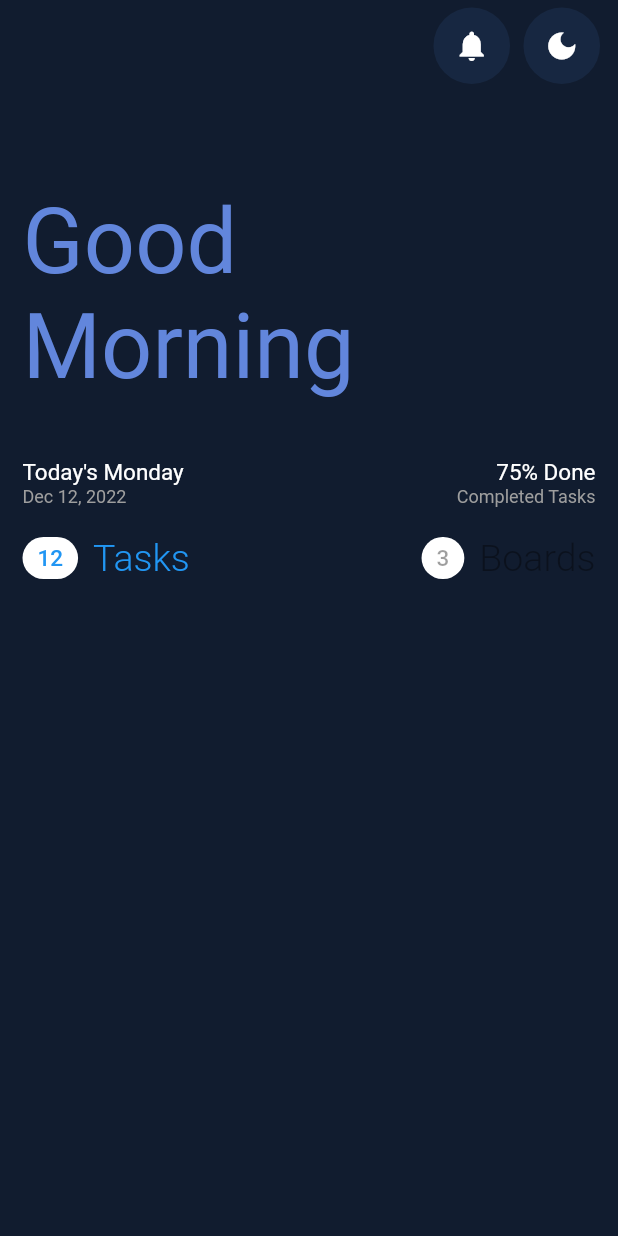
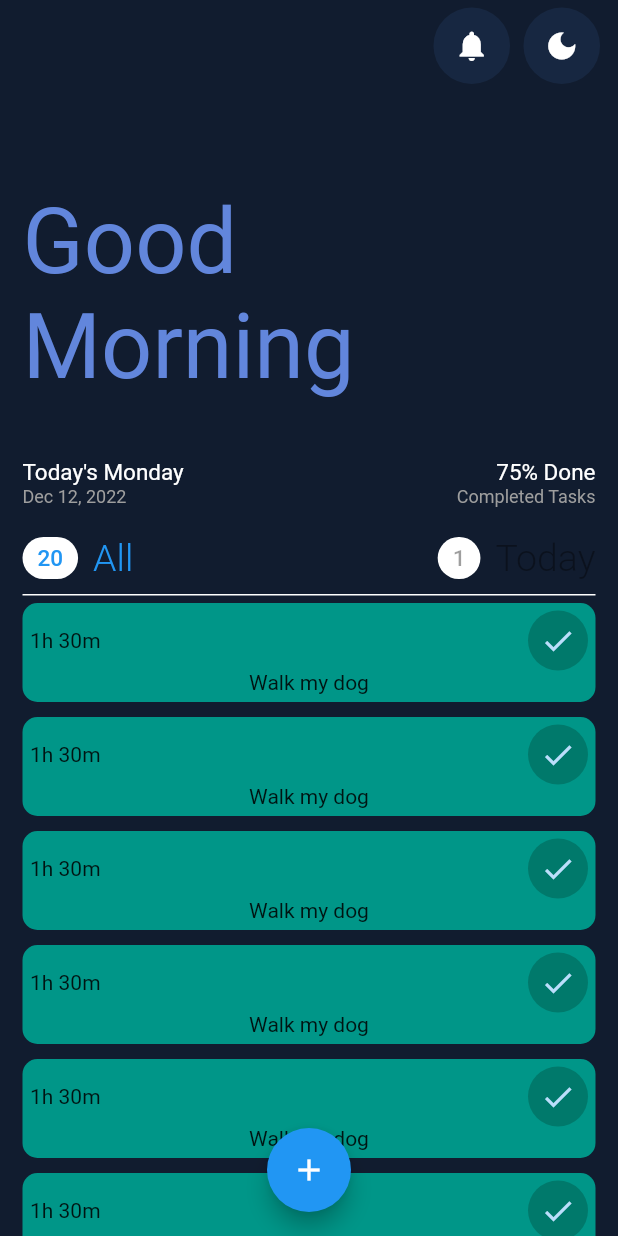
Before and after one commit to SirHurtAlot1/ToDo-mobile-app, a Flutter app: the screen it shows after launch, on a phone screen of 412 x 824 dp. Run offline on Flutter 3.47's test engine with Material 2 defaults, Android fonts, the phone set to English and light mode, and no system bars.

Commit message:
added list of tasks | remade buttons for list | added floating action button

```diff
--- a/lib/main.dart
+++ b/lib/main.dart
@@ -1,22 +1,35 @@
 import 'package:flutter/material.dart';
+import 'package:todo/widgets/button_with_counter.dart';
 import 'package:todo/widgets/cirlce_icon_button.dart';
+import 'package:todo/widgets/task_card.dart';
 import 'assets/app_colors.dart';
-import 'views/button_with_counter.dart';
-import 'views/list_switch_panel.dart';
+
 import 'widgets/greeting_card.dart';
 
 void main() {
   runApp(const ToDo());
 }
 
-class ToDo extends StatelessWidget {
+class ToDo extends StatefulWidget {
   const ToDo({super.key});
 
+  @override
+  State<ToDo> createState() => _ToDoState();
+}
+
+class _ToDoState extends State<ToDo> {
+  bool isAllTasksBtnActive = true;
+  bool isTodayTasksBtnActive = false;
   @override
   Widget build(BuildContext context) {
     return MaterialApp(
       debugShowCheckedModeBanner: false,
       home: Scaffold(
+        floatingActionButton: FloatingActionButton(
+          onPressed: () {},
+          child: Icon(Icons.add),
+        ),
+        floatingActionButtonLocation: FloatingActionButtonLocation.centerFloat,
         backgroundColor: AppColors.scaffold.background,
         extendBodyBehindAppBar: false,
         appBar: AppBar(
@@ -43,16 +56,61 @@ class ToDo extends StatelessWidget {
             )
           ],
         ),
-        body: Container(
+        body: SingleChildScrollView(
+          child: Container(
             padding: const EdgeInsets.symmetric(horizontal: 15),
             child: Column(
               children: [
                 const GreetingsCard(),
                 Padding(
                   padding: const EdgeInsets.only(top: 10),
-                child: ListSwitchPanel(),
+                  child: Container(
+                    decoration: const BoxDecoration(
+                        border:
+                            Border(bottom: BorderSide(color: Colors.white))),
+                    child: Row(
+                      mainAxisAlignment: MainAxisAlignment.spaceBetween,
+                      children: [
+                        ButtonWithCounter(
+                            onPress: isAllTasksBtnActive
+                                ? () {
+                                    setState(() {
+                                      isAllTasksBtnActive = false;
+                                      isTodayTasksBtnActive = true;
+                                    });
+                                  }
+                                : null,
+                            counterData: 20,
+                            buttonText: 'All'),
+                        ButtonWithCounter(
+                            onPress: isTodayTasksBtnActive
+                                ? () {
+                                    setState(() {
+                                      isAllTasksBtnActive = true;
+                                      isTodayTasksBtnActive = false;
+                                    });
+                                  }
+                                : null,
+                            counterData: 1,
+                            buttonText: 'Today')
+                      ],
+                    ),
+                  ),
+                ),
+                ListView.builder(
+                  physics: const NeverScrollableScrollPhysics(),
+                  scrollDirection: Axis.vertical,
+                  shrinkWrap: true,
+                  itemCount: 50,
+                  itemBuilder: (context, index) {
+                    return Padding(
+                      padding: const EdgeInsets.only(top: 5, bottom: 5),
+                      child: TaskCard(),
+                    );
+                  },
                 )
               ],
+            ),
           ),
         ),
       ),
--- a/lib/views/list_switch_panel.dart
+++ /dev/null
@@ -1,102 +0,0 @@
-import 'package:flutter/material.dart';
-
-class ListSwitchPanel extends StatefulWidget {
-  const ListSwitchPanel({
-    Key? key,
-  }) : super(key: key);
-
-  @override
-  State<ListSwitchPanel> createState() => _ListSwitchPanelState();
-}
-
-class _ListSwitchPanelState extends State<ListSwitchPanel> {
-  bool taskBtnEnabled = true;
-  bool boardsBtnEnabled = false;
-  @override
-  Widget build(BuildContext context) {
-    return Row(
-      mainAxisAlignment: MainAxisAlignment.spaceBetween,
-      children: [
-        Column(
-          children: [
-            TextButton(
-              style: TextButton.styleFrom(padding: EdgeInsets.zero),
-              onPressed: taskBtnEnabled
-                  ? (() {
-                      setState(() {
-                        taskBtnEnabled = false;
-                        boardsBtnEnabled = true;
-                      });
-                    })
-                  : null,
-              child: Row(
-                mainAxisAlignment: MainAxisAlignment.spaceBetween,
-                children: [
-                  Container(
-                      decoration: BoxDecoration(
-                          borderRadius: BorderRadius.circular(20),
-                          color: Colors.white),
-                      child: const Padding(
-                        padding:
-                            EdgeInsets.symmetric(horizontal: 10, vertical: 5),
-                        child: Text(
-                          '12',
-                          style: TextStyle(fontSize: 15),
-                        ),
-                      )),
-                  const Padding(
-                    padding: EdgeInsets.only(left: 10),
-                    child: Text(
-                      'Tasks',
-                      style:
-                          TextStyle(fontSize: 25, fontWeight: FontWeight.w300),
-                    ),
-                  ),
-                ],
-              ),
-            ),
-          ],
-        ),
-        Column(
-          children: [
-            TextButton(
-              style: TextButton.styleFrom(padding: EdgeInsets.zero),
-              onPressed: boardsBtnEnabled
-                  ? (() {
-                      setState(() {
-                        taskBtnEnabled = true;
-                        boardsBtnEnabled = false;
-                      });
-                    })
-                  : null,
-              child: Row(
-                children: [
-                  Container(
-                      decoration: const BoxDecoration(
-                          borderRadius: BorderRadius.all(Radius.circular(20)),
-                          color: Colors.white),
-                      child: const Padding(
-                        padding:
-                            EdgeInsets.symmetric(vertical: 5, horizontal: 10),
-                        child: Text(
-                          '3',
-                          style: TextStyle(fontSize: 15),
-                        ),
-                      )),
-                  const Padding(
-                    padding: EdgeInsets.only(left: 10),
-                    child: Text(
-                      'Boards',
-                      style:
-                          TextStyle(fontSize: 25, fontWeight: FontWeight.w300),
-                    ),
-                  ),
-                ],
-              ),
-            ),
-          ],
-        )
-      ],
-    );
-  }
-}
--- /dev/null
+++ b/lib/widgets/button_with_counter.dart
@@ -0,0 +1,55 @@
+// ignore_for_file: prefer_const_constructors
+
+import 'package:flutter/material.dart';
+
+class ButtonWithCounter extends StatefulWidget {
+  final VoidCallback? onPress;
+  final int counterData;
+  final String buttonText;
+  const ButtonWithCounter(
+      {super.key,
+      required this.onPress,
+      required this.counterData,
+      required this.buttonText});
+
+  @override
+  State<ButtonWithCounter> createState() => _ButtonWithCounterState();
+}
+
+class _ButtonWithCounterState extends State<ButtonWithCounter> {
+  @override
+  Widget build(BuildContext context) {
+    return Column(
+      // ignore: prefer_const_literals_to_create_immutables
+      children: [
+        TextButton(
+            style: TextButton.styleFrom(padding: EdgeInsets.zero),
+            onPressed: widget.onPress,
+            child: Row(
+                mainAxisAlignment: MainAxisAlignment.spaceBetween,
+                children: [
+                  Container(
+                      decoration: BoxDecoration(
+                          borderRadius: BorderRadius.circular(20),
+                          color: Colors.white),
+                      child: Padding(
+                        padding:
+                            EdgeInsets.symmetric(horizontal: 10, vertical: 5),
+                        child: Text(
+                          widget.counterData.toString(),
+                          style: TextStyle(fontSize: 15),
+                        ),
+                      )),
+                  Padding(
+                    padding: EdgeInsets.only(left: 10),
+                    child: Text(
+                      widget.buttonText,
+                      style:
+                          TextStyle(fontSize: 25, fontWeight: FontWeight.w300),
+                    ),
+                  ),
+                ]))
+      ],
+    );
+  }
+}
--- /dev/null
+++ b/lib/widgets/task_card.dart
@@ -0,0 +1,38 @@
+import 'package:flutter/material.dart';
+
+class TaskCard extends StatefulWidget {
+  const TaskCard({super.key});
+
+  @override
+  State<TaskCard> createState() => _TaskCardState();
+}
+
+class _TaskCardState extends State<TaskCard> {
+  @override
+  Widget build(BuildContext context) {
+    return Container(
+      padding: EdgeInsets.all(5),
+      decoration: BoxDecoration(
+          color: Colors.teal, borderRadius: BorderRadius.circular(10)),
+      child: Column(
+        children: [
+          Row(
+            mainAxisAlignment: MainAxisAlignment.spaceBetween,
+            children: [
+              Text('1h 30m'),
+              CircleAvatar(
+                  backgroundColor: Colors.teal.shade700,
+                  child: IconButton(
+                    onPressed: () {},
+                    icon: Icon(Icons.check),
+                  ))
+            ],
+          ),
+          Center(
+            child: Text('Walk my dog'),
+          )
+        ],
+      ),
+    );
+  }
+}
```
Also changed, not shown: lib/views/button_with_counter.dart (deleted, +0 -61 lines). Lines whose indentation alone changed are shown as unchanged.
